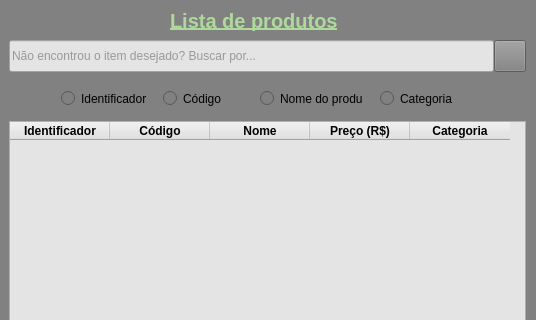
antth-Luca/SistemaCadastro_MySQL, file janelaVerifProd.ui: the form before one commit; both pictures show x 0 to 536 and y 0 to 320 of the 536 by 674 pixel window.
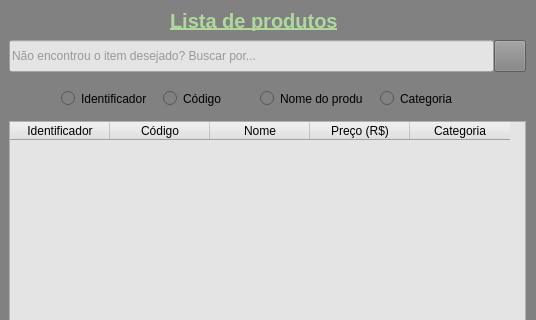
The form after the commit. Icons and pictures are not drawn.

Commit message: funcional terminado

Patch:
```diff
--- a/janelaVerifProd.ui
+++ b/janelaVerifProd.ui
@@ -100,8 +100,8 @@
      </property>
      <property name="font">
       <font>
-       <weight>75</weight>
-       <bold>true</bold>
+       <weight>50</weight>
+       <bold>false</bold>
       </font>
      </property>
      <property name="background">
@@ -127,8 +127,8 @@
      </property>
      <property name="font">
       <font>
-       <weight>75</weight>
-       <bold>true</bold>
+       <weight>50</weight>
+       <bold>false</bold>
       </font>
      </property>
      <property name="background">
@@ -154,8 +154,8 @@
      </property>
      <property name="font">
       <font>
-       <weight>75</weight>
-       <bold>true</bold>
+       <weight>50</weight>
+       <bold>false</bold>
       </font>
      </property>
      <property name="background">
@@ -181,8 +181,8 @@
      </property>
      <property name="font">
       <font>
-       <weight>75</weight>
-       <bold>true</bold>
+       <weight>50</weight>
+       <bold>false</bold>
       </font>
      </property>
      <property name="background">
@@ -208,8 +208,8 @@
      </property>
      <property name="font">
       <font>
-       <weight>75</weight>
-       <bold>true</bold>
+       <weight>50</weight>
+       <bold>false</bold>
       </font>
      </property>
      <property name="background">
```
The commit also changes 2 other files.
